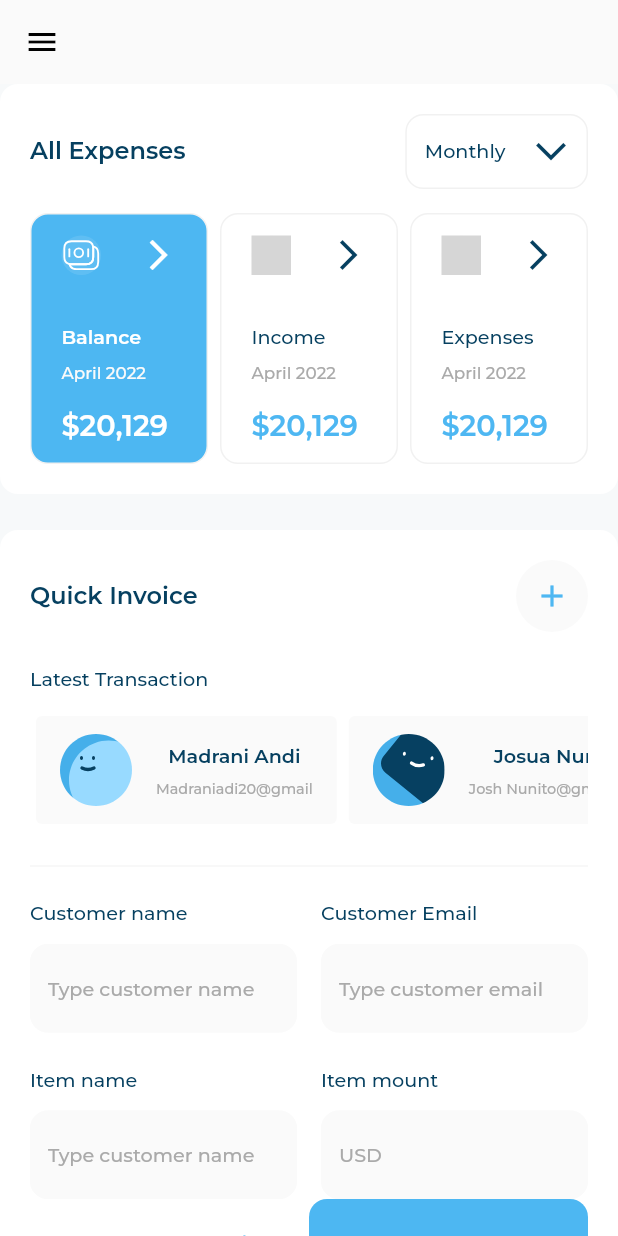
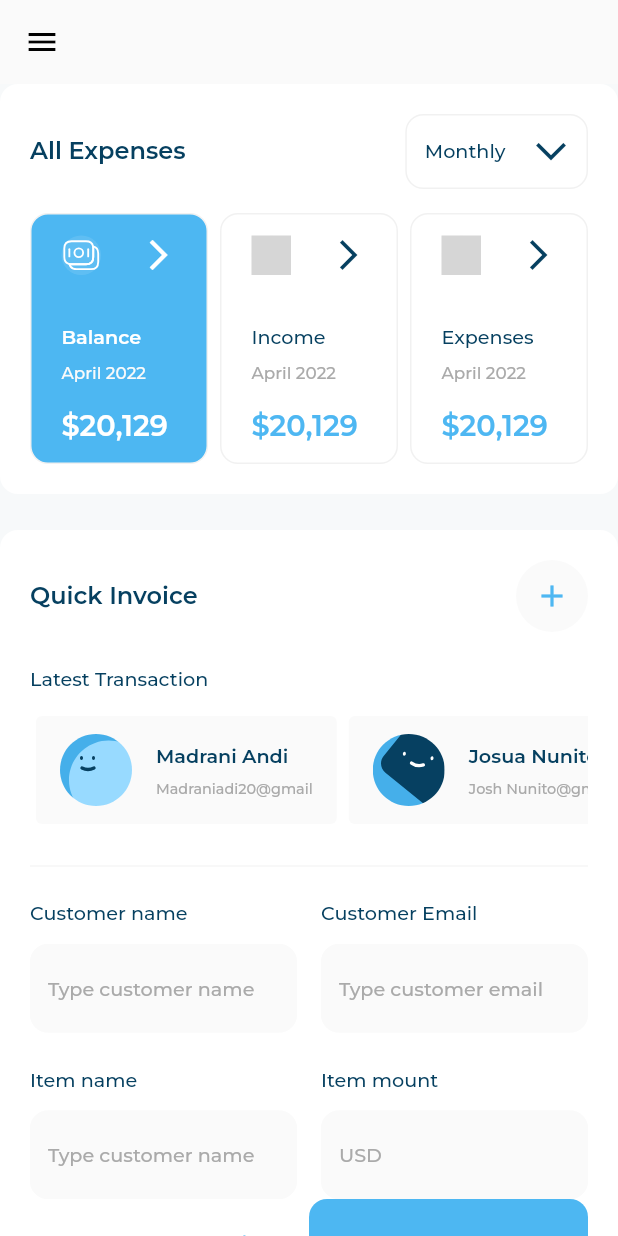
Before and after one commit to AmiraMostafa628/responsive_dash_board, a Flutter app: the screen it shows after launch, on a phone screen of 412 x 824 dp. Run offline on Flutter 3.47's test engine with Material 2 defaults, Android fonts, the light colour scheme and no system bars; our stand-ins replace device_preview, expandable_page_view, fl_chart, flutter_svg; project files that could hold a hidden picture were left out; grey boxes are pictures that could not be loaded.

Commit message:
app finish

```diff
--- a/lib/views/widgets/user_info_list_tile.dart
+++ b/lib/views/widgets/user_info_list_tile.dart
@@ -15,20 +15,20 @@ class UserInfoListTile extends StatelessWidget {
     return Card(
       color: const Color(0xffFAFAFA),
       elevation: 0,
-      child: Center(
       child: ListTile(
         leading: SvgPicture.asset(userInfoModel.image),
         title: FittedBox(
           fit: BoxFit.scaleDown,
+          alignment: AlignmentDirectional.centerStart,
           child: Text(userInfoModel.title,
             style: AppStyles.styleSemiBold16(context),
           ),
         ),
         subtitle: FittedBox(
           fit: BoxFit.scaleDown,
+          alignment: AlignmentDirectional.centerStart,
           child: Text(userInfoModel.subTitle,
             style: AppStyles.styleRegular12(context),
-            ),
           ),
         ),
       ),
```
Lines whose indentation alone changed are shown as unchanged.
